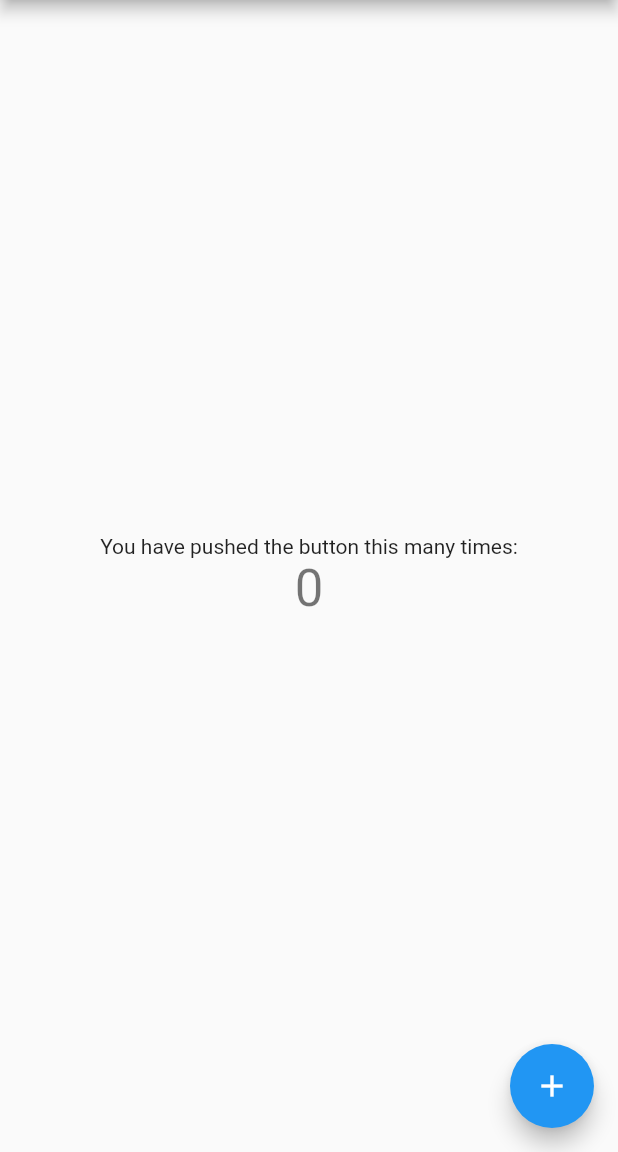
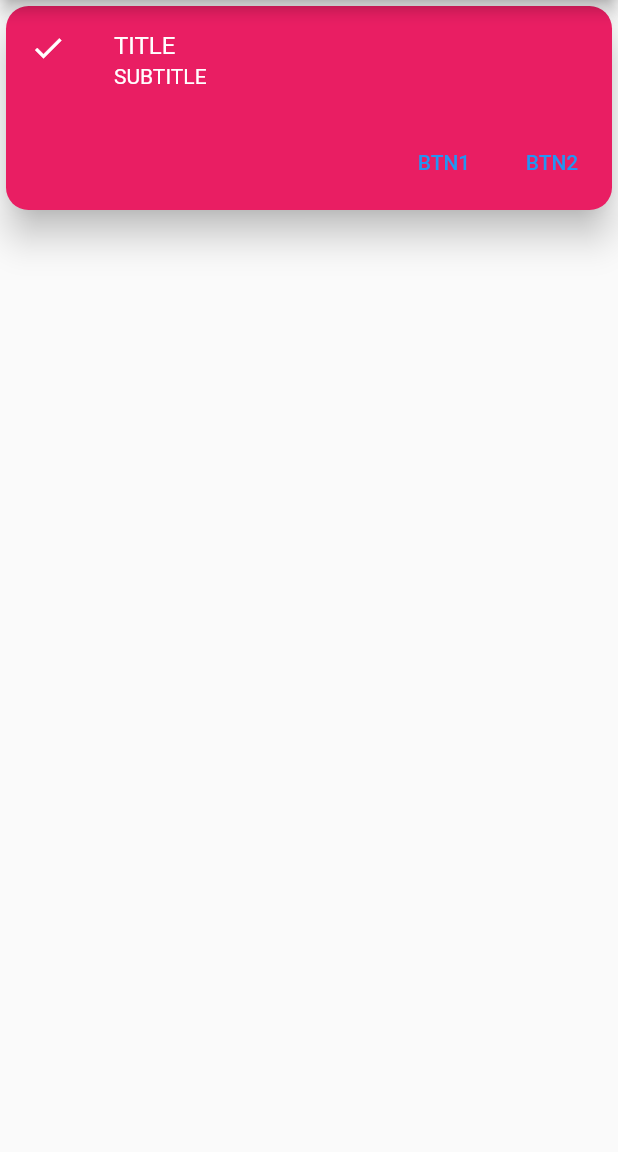
Before and after one commit to tharinduEranga/flutter_demo_material, a Flutter app: the screen it shows after launch, on a phone screen of 412 x 824 dp, the part 84-1236 px from its top. Run offline on Flutter 3.47's test engine with Material 2 defaults, Android fonts, the phone set to English and light mode, and no system bars.

Commit message:
added card and column

```diff
--- a/lib/main.dart
+++ b/lib/main.dart
@@ -73,41 +73,52 @@ class _MyHomePageState extends State<MyHomePage> {
         // the App.build method, and use it to set our appbar title.
         title: Text(widget.title),
       ),
-      body: Center(
+      body: Column(
         // Center is a layout widget. It takes a single child and positions it
         // in the middle of the parent.
-        child: Column(
-          // Column is also a layout widget. It takes a list of children and
-          // arranges them vertically. By default, it sizes itself to fit its
-          // children horizontally, and tries to be as tall as its parent.
-          //
-          // Invoke "debug painting" (press "p" in the console, choose the
-          // "Toggle Debug Paint" action from the Flutter Inspector in Android
-          // Studio, or the "Toggle Debug Paint" command in Visual Studio Code)
-          // to see the wireframe for each widget.
-          //
-          // Column has various properties to control how it sizes itself and
-          // how it positions its children. Here we use mainAxisAlignment to
-          // center the children vertically; the main axis here is the vertical
-          // axis because Columns are vertical (the cross axis would be
-          // horizontal).
-          mainAxisAlignment: MainAxisAlignment.center,
-          children: <Widget>[
-            Text(
-              'You have pushed the button this many times:',
+        children: [
+          Card(
+            clipBehavior: Clip.antiAlias,
+            shape: RoundedRectangleBorder(
+              borderRadius: BorderRadius.circular(15.0),
             ),
-            Text(
-              '$_counter',
-              style: Theme.of(context).textTheme.headline4,
+            color: Colors.pink,
+            elevation: 10,
+            child: InkWell(
+              splashColor: Colors.blue.withAlpha(30),
+              onTap: () {
+                print('Card tapped.');
+              },
+              child: Column(
+                children: <Widget>[
+                  const ListTile(
+                    leading: Icon(Icons.check, color: Colors.white),
+                    title: Text('TITLE', style: TextStyle(color: Colors.white)),
+                    subtitle:
+                        Text('SUBTITLE', style: TextStyle(color: Colors.white)),
+                  ),
+                  ButtonBar(
+                    children: <Widget>[
+                      TextButton(
+                        child: const Text('BTN1'),
+                        onPressed: () {
+                          /* ... */
+                        },
+                      ),
+                      TextButton(
+                        child: const Text('BTN2'),
+                        onPressed: () {
+                          /* ... */
+                        },
+                      ),
+                    ],
+                  ),
+                ],
+              ),
             ),
-          ],
-        ),
+          ),
+        ],
       ),
-      floatingActionButton: FloatingActionButton(
-        onPressed: _incrementCounter,
-        tooltip: 'Increment',
-        child: Icon(Icons.add),
-      ), // This trailing comma makes auto-formatting nicer for build methods.
     );
   }
 }
```
